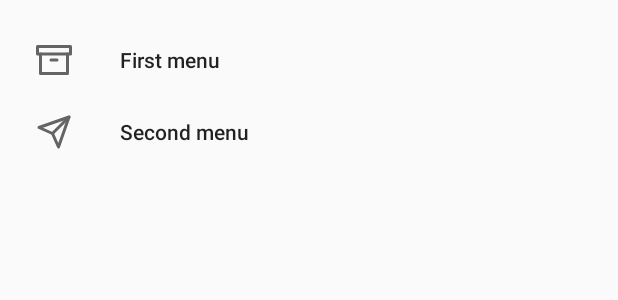
After one commit to januarydayfin/MaterialPJ, an Android app: the layout navigation_view.xml on its own in the app's theme, with its tools: preview values and no code run, on a phone screen of 412 x 824 dp. The commit adds this screen. Shown: the top 300 px of the screen. Run offline under Robolectric (Android 15) with nearby library versions, the phone set to English and light mode, and no system bars.

Commit message:
Боковая навигация

```diff
--- /dev/null
+++ b/app/src/main/res/layout/navigation_view.xml
@@ -0,0 +1,18 @@
+<androidx.constraintlayout.widget.ConstraintLayout xmlns:android="http://schemas.android.com/apk/res/android"
+    xmlns:app="http://schemas.android.com/apk/res-auto"
+    android:layout_width="match_parent"
+    android:layout_height="wrap_content">
+
+    <com.google.android.material.navigation.NavigationView
+        android:id="@+id/navigation_view"
+        android:layout_width="match_parent"
+        android:layout_height="wrap_content"
+        android:layout_gravity="bottom"
+        android:layout_marginStart="8dp"
+        android:layout_marginTop="8dp"
+        android:layout_marginEnd="8dp"
+        app:layout_constraintEnd_toEndOf="parent"
+        app:layout_constraintStart_toStartOf="parent"
+        app:layout_constraintTop_toTopOf="parent"
+        app:menu="@menu/navigation_one" />
+</androidx.constraintlayout.widget.ConstraintLayout>
--- /dev/null
+++ b/app/src/main/res/menu/navigation_one.xml
@@ -0,0 +1,12 @@
+<menu xmlns:android="http://schemas.android.com/apk/res/android">
+    <group android:checkableBehavior="none">
+        <item
+            android:id="@+id/navigation_one"
+            android:icon="@drawable/ic_archive"
+            android:title="First menu" />
+        <item
+            android:id="@+id/navigation_two"
+            android:icon="@drawable/ic_send"
+            android:title="Second menu" />
+    </group>
+</menu>
```
Also changed, not shown: app/src/main/java/com/krayapp/materialpj/MainActivity.kt (+7 -4 lines), app/src/main/java/com/krayapp/materialpj/ui/main/BottomNavigationDrawerFragment.kt (added, +31 -0 lines), app/src/main/java/com/krayapp/materialpj/ui/main/SettingsFragment.kt (+6 -4 lines), app/src/main/res/layout/main_fragment.xml (+10 -7 lines), app/src/main/res/values/styles.xml (+18 -4 lines).
